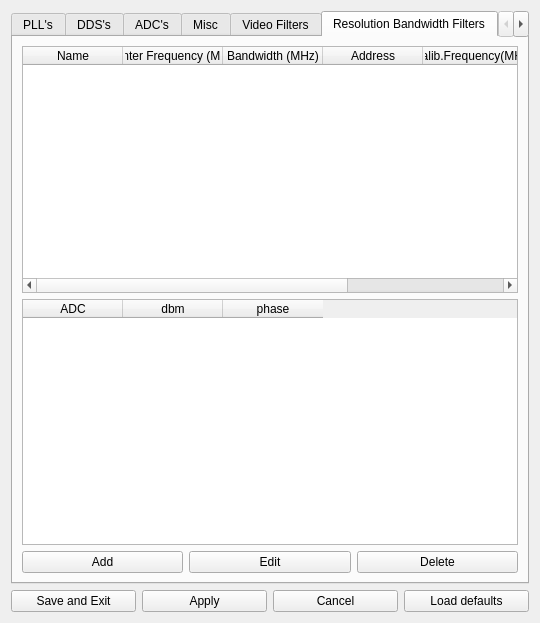
Above: hardwareconfigwidget.ui from PTDreamer/openMSA before the change. Below: the same form after it.
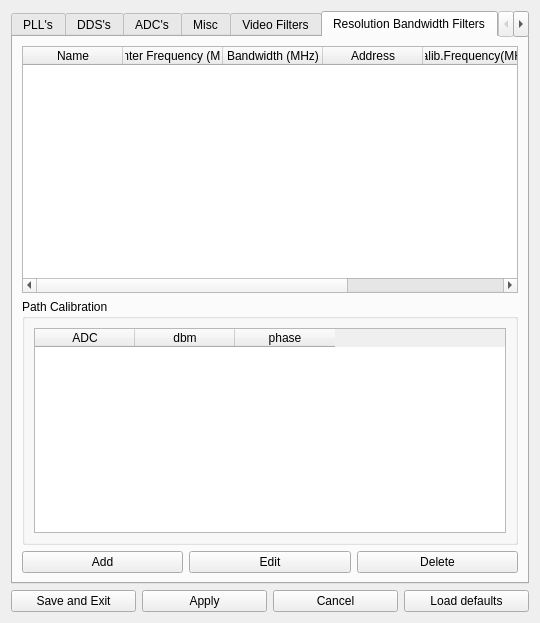
That is the form after the change. The open tabs and pages were chosen to show the change.

Commit message: path cal finished

```diff
--- a/hardwareconfigwidget.ui
+++ b/hardwareconfigwidget.ui
@@ -767,6 +767,12 @@
         </widget>
        </item>
        <item>
+        <widget class="QGroupBox" name="groupBox_8">
+         <property name="title">
+          <string>Path Calibration</string>
+         </property>
+         <layout class="QVBoxLayout" name="verticalLayout_9">
+          <item>
         <widget class="QTableWidget" name="path_calibration_table">
          <column>
           <property name="text">
@@ -785,6 +791,9 @@
          </column>
         </widget>
        </item>
+         </layout>
+        </widget>
+       </item>
        <item>
         <layout class="QHBoxLayout" name="horizontalLayout_3">
          <item>
@@ -812,6 +821,11 @@
        </item>
       </layout>
      </widget>
+     <widget class="QWidget" name="tab_9">
+      <attribute name="title">
+       <string>Frequency Calibration</string>
+      </attribute>
+     </widget>
      <widget class="QWidget" name="tab_6">
       <attribute name="title">
        <string>App Settings</string>
```
Left out of the diff: 11 changed lines with no effect on the pictures. Lines whose indentation alone changed are shown as unchanged. The commit also changes 7 other files.
